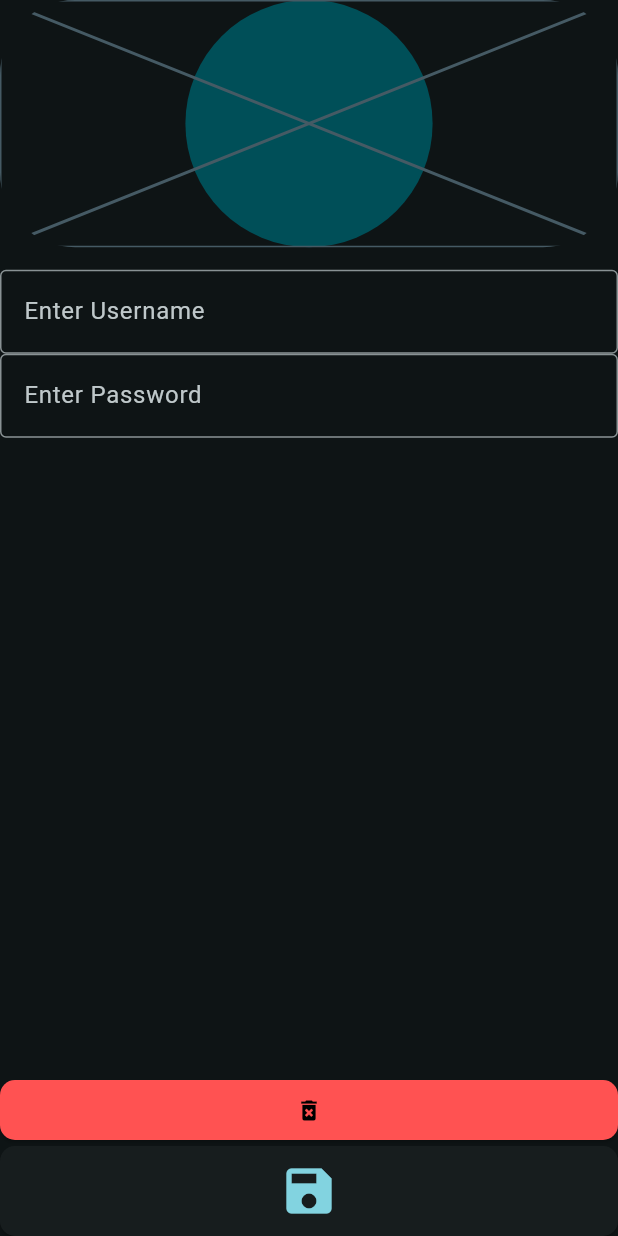
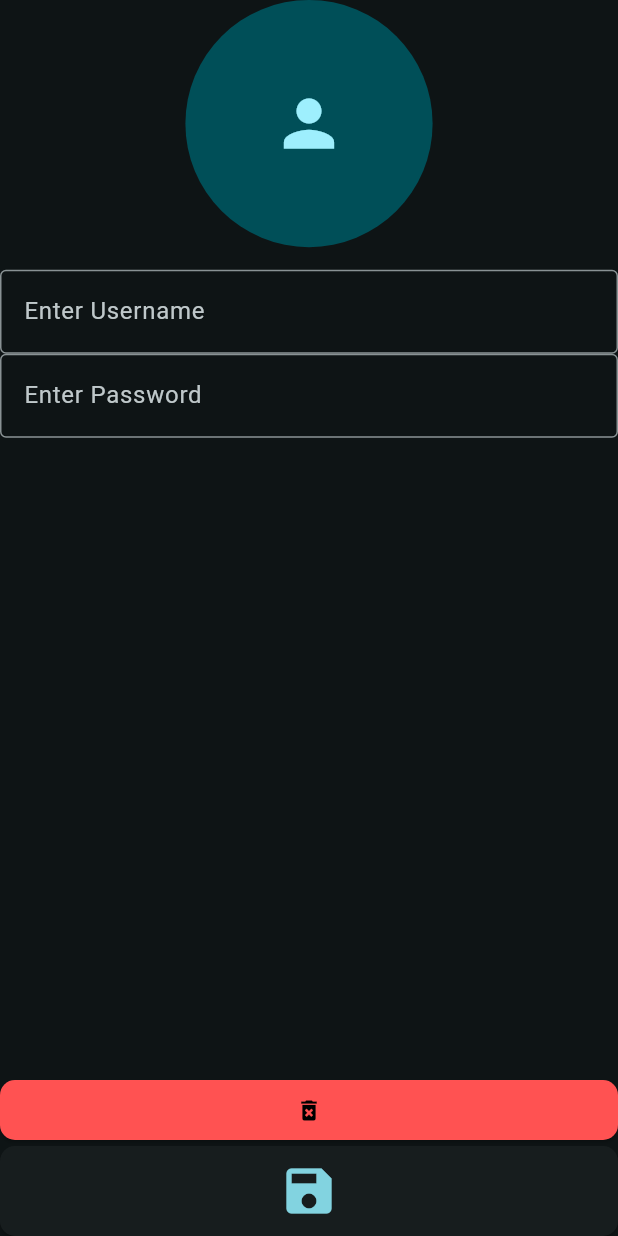
Before and after one commit to q-13t/Apatit, a Flutter app: the SettingsPage screen opened directly, after a tap on the "save" icon, on a phone screen of 412 x 824 dp. Run offline on Flutter 3.47's test engine with Material 3 defaults, Android fonts, the light colour scheme and no system bars; our stand-ins replace file_picker, flutter_secure_storage, just_audio, local_auth, shared_preferences, toastification and 1 more; missing offline and left inert: dart:js_interop; accounts and stored records are empty.

Commit message:
Forced to push

```diff
--- a/lib/MainPage/components/Chat/chat_tile.dart
+++ b/lib/MainPage/components/Chat/chat_tile.dart
@@ -29,7 +29,7 @@ class _ChatTileState extends State<ChatTile> {
               CircleAvatar(
                 child: ClipRRect(
                   borderRadius: BorderRadius.circular(50),
-                  child: widget.model.pfp == 0 ? Icon(Icons.person) : Image.memory(Uint8List(0)),
+                  child: widget.model.pfp == "0" ? Icon(Icons.person) : Image.memory(Uint8List(0)),
                 ),
               ),
               SizedBox(width: 10),
--- a/lib/MainPage/components/settings_page.dart
+++ b/lib/MainPage/components/settings_page.dart
@@ -1,5 +1,7 @@
 import 'dart:io';
 
+import 'package:Apatite/api/network_controller.dart';
+import 'package:Apatite/main.dart';
 import 'package:file_picker/file_picker.dart';
 import 'package:flutter/material.dart';
 
@@ -11,9 +13,14 @@ class SettingsPage extends StatefulWidget {
 }
 
 class _SettingsPageState extends State<SettingsPage> {
-  String newUserName = '';
-  String newPassword = '';
-  File? newPfp;
+  String _newUserName = '';
+  String _newPassword = '';
+  File? _newPfp;
+
+  void updateUserData() {
+    if (_newPfp == null) return;
+    NetworkController.uploadFile(_newPfp!, Main.getUuid());
+  }
 
   @override
   Widget build(BuildContext context) {
@@ -30,23 +37,25 @@ class _SettingsPageState extends State<SettingsPage> {
                 if (pickedFile == null) {
                   return;
                 }
+                _newPfp = File(pickedFile.files.single.path!);
+                setState(() {});
               },
+
               child: CircleAvatar(
-                child: ClipRRect(
-                  borderRadius: BorderRadius.circular(50),
-                  child: newPfp == null ? Placeholder() : Image.file(newPfp!, fit: BoxFit.cover),
-                ),
+                radius: 50,
+                backgroundImage: _newPfp == null ? null : FileImage(_newPfp!),
+                child: _newPfp == null ? Icon(Icons.person, size: 50) : null,
               ),
             ),
           ),
           SizedBox(height: 15),
           TextField(
             decoration: InputDecoration(hintText: 'Enter Username', border: OutlineInputBorder()),
-            onChanged: (value) => {},
+            onChanged: (value) => {_newUserName = value},
           ),
           TextField(
             decoration: InputDecoration(hintText: 'Enter Password', border: OutlineInputBorder()),
-            onChanged: (value) => {},
+            onChanged: (value) => {_newPassword = value},
           ),
           Spacer(),
           Row(
@@ -68,7 +77,7 @@ class _SettingsPageState extends State<SettingsPage> {
             children: [
               Expanded(
                 child: ElevatedButton(
-                  onPressed: () => {},
+                  onPressed: () => {updateUserData()},
                   style: ButtonStyle(
                     shape: WidgetStateProperty.all(RoundedRectangleBorder(borderRadius: BorderRadius.circular(10))),
                     minimumSize: WidgetStateProperty.all(Size(60, 60)),
--- a/lib/main.dart
+++ b/lib/main.dart
@@ -4,10 +4,11 @@ import 'package:Apatite/auth/auth_controller.dart';
 import 'package:Apatite/utils/logger.dart';
 import 'package:Apatite/utils/toast_service.dart';
 import 'package:flutter/material.dart';
+import 'package:uuid/uuid.dart';
 
 void main() {
+  WidgetsFlutterBinding.ensureInitialized();
   NetworkController.init();
-  // WidgetsFlutterBinding.ensureInitialized();
   runApp(const MyApp());
 }
 
@@ -15,11 +16,14 @@ class MyApp extends StatefulWidget {
   const MyApp({super.key});
 
   @override
-  State<StatefulWidget> createState() => MyAppState();
+  State<StatefulWidget> createState() => Main();
 }
 
-class MyAppState extends State<MyApp> {
+class Main extends State<MyApp> {
   late Logger log;
+  static const uuid = Uuid();
+
+  static String getUuid() => uuid.v4();
 
   @override
   void initState() {
--- a/lib/models/chat_tile_model.dart
+++ b/lib/models/chat_tile_model.dart
@@ -1,7 +1,7 @@
 class ChatTileModel {
   final int id;
   final String name;
-  final int pfp;
+  final String pfp;
   final String lastMessage;
 
   ChatTileModel({required this.id, required this.name, required this.pfp, required this.lastMessage});
--- a/pubspec.yaml
+++ b/pubspec.yaml
@@ -40,6 +40,7 @@ dependencies:
   file_picker: ^10.1.9
   video_player: ^2.9.5
   just_audio: ^0.10.3
+  uuid: ^4.5.1
 
 dev_dependencies:
   flutter_test:
```
Also changed, not shown: lib/MainPage/components/Chat/chat_view.dart (+24 -12 lines), lib/MainPage/components/Chat/chats_controller.dart (+13 -12 lines), lib/MainPage/components/Chat/elements/audio_player.dart (+4 -5 lines), lib/MainPage/components/Chat/elements/message_tile.dart (+11 -6 lines), lib/MainPage/components/Chat/elements/video_player.dart (+4 -5 lines), lib/api/network_controller.dart (+50 -11 lines), lib/auth/auth_controller.dart (+1 -16 lines), pubspec.lock.
